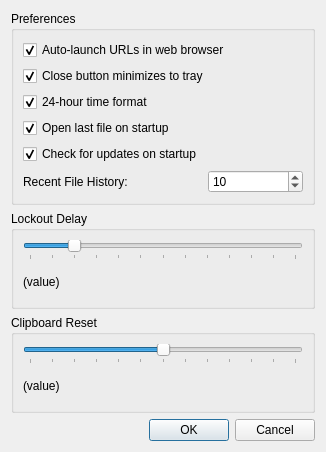
Before: the Qt Designer form src/apps/gryptonite/preferences_edit.ui in karagog/Gryptonite, drawn with Qt 5.
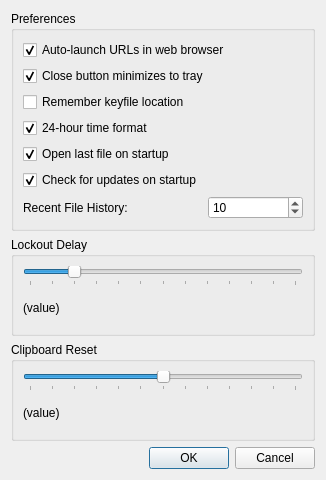
After: the same form once the commit is applied.

Commit message:
Added the ability to remember the last keyfile location
Now there is a new preference available to let the application remember
the last keyfile location for the session. I did a bunch of testing and
tried to make sure the system behavior makes sense and I think it's
actually quite slick.

What changed in the file:
```diff
--- a/src/apps/gryptonite/preferences_edit.ui
+++ b/src/apps/gryptonite/preferences_edit.ui
@@ -7,7 +7,7 @@
     <x>0</x>
     <y>0</y>
     <width>326</width>
-    <height>452</height>
+    <height>480</height>
    </rect>
   </property>
   <property name="windowTitle">
@@ -42,7 +42,7 @@
         </property>
        </widget>
       </item>
-      <item row="6" column="1">
+      <item row="7" column="1">
        <widget class="QSpinBox" name="spn_fileHistory">
         <property name="toolTip">
          <string>How many files to keep in the recent file history</string>
@@ -61,29 +61,6 @@
         </property>
        </widget>
       </item>
-      <item row="3" column="0" colspan="2">
-       <widget class="QCheckBox" name="timeFrmt">
-        <property name="toolTip">
-         <string>Date format preference</string>
-        </property>
-        <property name="whatsThis">
-         <string>&lt;!DOCTYPE HTML PUBLIC &quot;-//W3C//DTD HTML 4.0//EN&quot; &quot;http://www.w3.org/TR/REC-html40/strict.dtd&quot;&gt;
-&lt;html&gt;&lt;head&gt;&lt;meta name=&quot;qrichtext&quot; content=&quot;1&quot; /&gt;&lt;style type=&quot;text/css&quot;&gt;
-p, li { white-space: pre-wrap; }
-&lt;/style&gt;&lt;/head&gt;&lt;body style=&quot; font-family:'MS Shell Dlg 2'; font-size:8pt; font-weight:400; font-style:normal;&quot;&gt;
-&lt;p style=&quot; margin-top:0px; margin-bottom:0px; margin-left:0px; margin-right:0px; -qt-block-indent:0; text-indent:0px;&quot;&gt;&lt;span style=&quot; font-size:10pt;&quot;&gt;When displaying times in the main window tree, if this box is checked they wil appear in 24-hour time format.&lt;/span&gt;&lt;/p&gt;&lt;/body&gt;&lt;/html&gt;</string>
-        </property>
-        <property name="text">
-         <string>24-hour time format</string>
-        </property>
-        <property name="checked">
-         <bool>true</bool>
-        </property>
-        <property name="tristate">
-         <bool>false</bool>
-        </property>
-       </widget>
-      </item>
       <item row="1" column="0" colspan="2">
        <widget class="QCheckBox" name="autoLaunch">
         <property name="toolTip">
@@ -100,14 +77,14 @@
         </property>
        </widget>
       </item>
-      <item row="6" column="0">
+      <item row="7" column="0">
        <widget class="QLabel" name="label">
         <property name="text">
          <string>Recent File History:</string>
         </property>
        </widget>
       </item>
-      <item row="4" column="0">
+      <item row="5" column="0">
        <widget class="QCheckBox" name="autoload">
         <property name="toolTip">
          <string>Automatically open the last file you used?</string>
@@ -123,7 +100,7 @@
         </property>
        </widget>
       </item>
-      <item row="5" column="0">
+      <item row="6" column="0">
        <widget class="QCheckBox" name="checkUpdates">
         <property name="text">
          <string>Check for updates on startup</string>
@@ -133,6 +110,42 @@
         </property>
        </widget>
       </item>
+      <item row="3" column="0">
+       <widget class="QCheckBox" name="keyfileLocation">
+        <property name="toolTip">
+         <string>&lt;html&gt;&lt;head/&gt;&lt;body&gt;&lt;p&gt;Do not require to input the keyfile location again after successfully unlocking database&lt;/p&gt;&lt;/body&gt;&lt;/html&gt;</string>
+        </property>
+        <property name="whatsThis">
+         <string>&lt;html&gt;&lt;head/&gt;&lt;body&gt;&lt;p&gt;You are required to enter the keyfile location when you initially open a file. After that the application can remember the location for the duration of the session so you don't have to keep entering it every time the application locks. The only thing that is required is the physical presence of the keyfile, so if you remove the thumb drive containing your keyfile (for example) the application would not be allowed to unlock until you enter a new keyfile location.&lt;/p&gt;&lt;p&gt;No remnant of the last keyfile location is stored anywhere on disk. After you close the application the location is forgotten for security reasons.&lt;/p&gt;&lt;/body&gt;&lt;/html&gt;</string>
+        </property>
+        <property name="text">
+         <string>Remember keyfile location</string>
+        </property>
+       </widget>
+      </item>
+      <item row="4" column="0" colspan="2">
+       <widget class="QCheckBox" name="timeFrmt">
+        <property name="toolTip">
+         <string>Date format preference</string>
+        </property>
+        <property name="whatsThis">
+         <string>&lt;!DOCTYPE HTML PUBLIC &quot;-//W3C//DTD HTML 4.0//EN&quot; &quot;http://www.w3.org/TR/REC-html40/strict.dtd&quot;&gt;
+&lt;html&gt;&lt;head&gt;&lt;meta name=&quot;qrichtext&quot; content=&quot;1&quot; /&gt;&lt;style type=&quot;text/css&quot;&gt;
+p, li { white-space: pre-wrap; }
+&lt;/style&gt;&lt;/head&gt;&lt;body style=&quot; font-family:'MS Shell Dlg 2'; font-size:8pt; font-weight:400; font-style:normal;&quot;&gt;
+&lt;p style=&quot; margin-top:0px; margin-bottom:0px; margin-left:0px; margin-right:0px; -qt-block-indent:0; text-indent:0px;&quot;&gt;&lt;span style=&quot; font-size:10pt;&quot;&gt;When displaying times in the main window tree, if this box is checked they wil appear in 24-hour time format.&lt;/span&gt;&lt;/p&gt;&lt;/body&gt;&lt;/html&gt;</string>
+        </property>
+        <property name="text">
+         <string>24-hour time format</string>
+        </property>
+        <property name="checked">
+         <bool>true</bool>
+        </property>
+        <property name="tristate">
+         <bool>false</bool>
+        </property>
+       </widget>
+      </item>
      </layout>
     </widget>
    </item>
```
Left out of the diff: 16 changed lines with no effect on the pictures. The commit also changes 14 other files.
